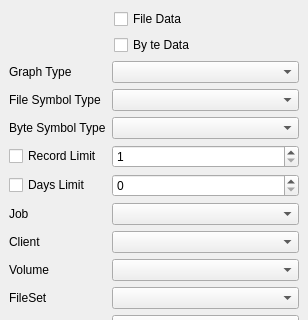
rkorzeniewski/bacula, file bacula/src/qt-console/jobgraphs/jobplotcontrols.ui: the form before one commit; both pictures show x 0 to 308 and y 0 to 320 of the 308 by 535 pixel window.
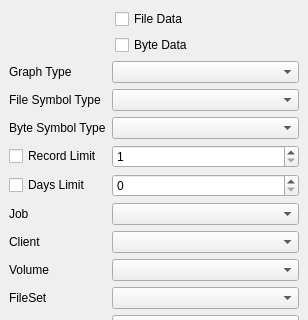
The form after the commit. Icons and pictures are not drawn.

Commit message: Eliminate extra space

What changed in the file:
```diff
--- a/bacula/src/qt-console/jobgraphs/jobplotcontrols.ui
+++ b/bacula/src/qt-console/jobgraphs/jobplotcontrols.ui
@@ -85,7 +85,7 @@
        <item>
         <widget class="QCheckBox" name="byteCheck" >
          <property name="text" >
-          <string>By te Data</string>
+          <string>Byte Data</string>
          </property>
         </widget>
        </item>
```
